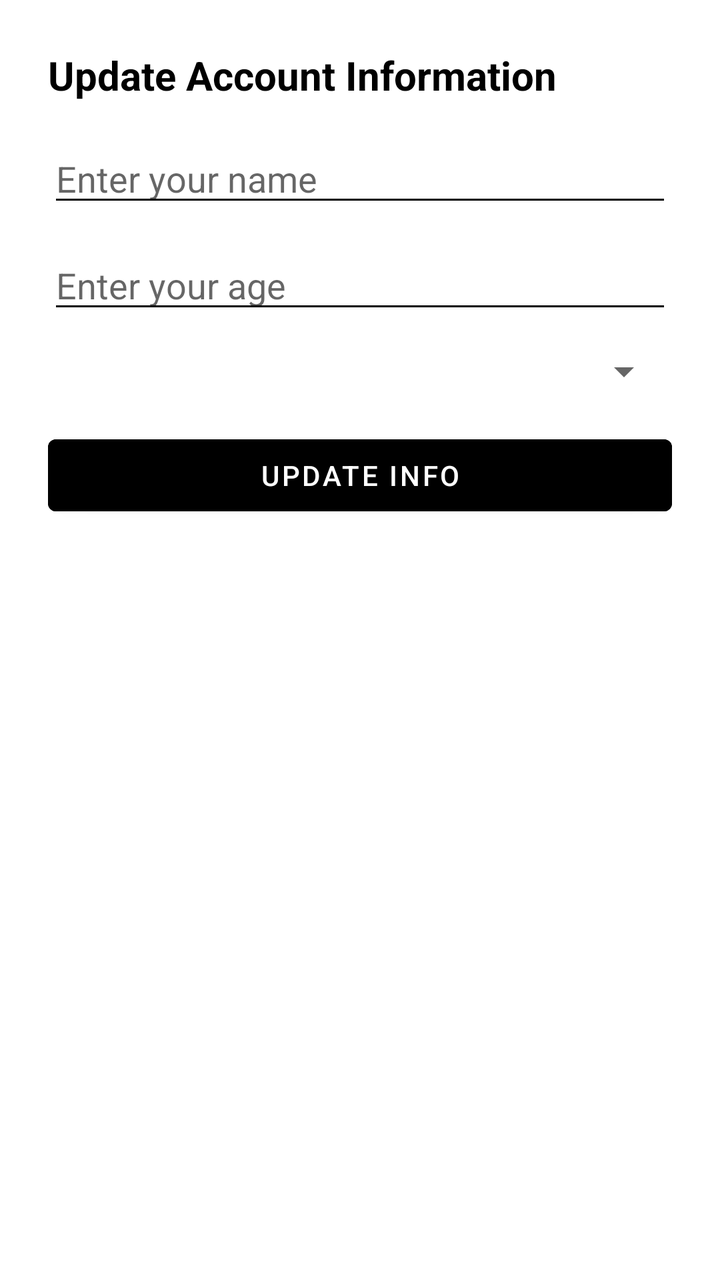
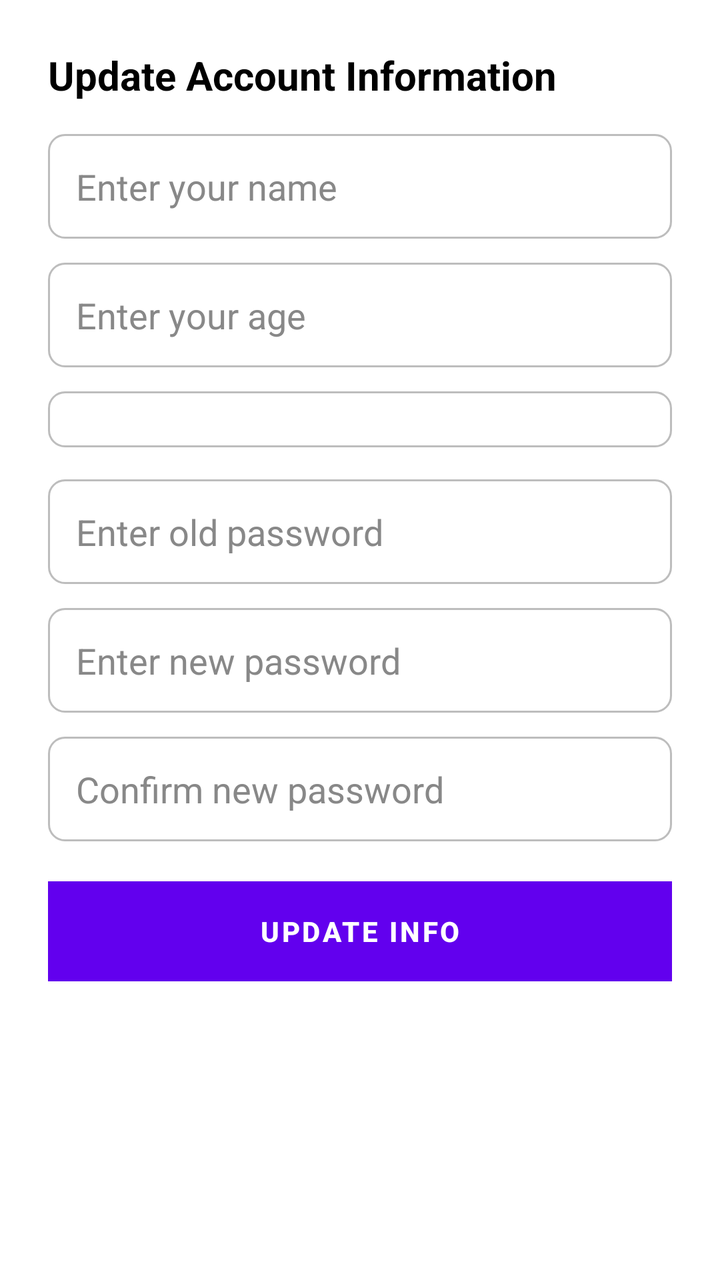

An Android layout rendered at two revisions. The XML below is the earlier revision; the diff shows what the commit changed to produce the second picture.
<!-- AndroidManifest.xml: application theme Theme.CogniSync -->
<!-- res/layout/activity_account_settings.xml -->
<ScrollView xmlns:android="http://schemas.android.com/apk/res/android"
    android:layout_width="match_parent"
    android:layout_height="match_parent"
    android:background="#FFFFFF"
    android:fitsSystemWindows="true"
    android:padding="24dp">

    <LinearLayout
        android:orientation="vertical"
        android:layout_width="match_parent"
        android:layout_height="wrap_content">

        
        <TextView
            android:id="@+id/title"
            android:layout_width="wrap_content"
            android:layout_height="wrap_content"
            android:text="Update Account Information"
            android:textSize="20sp"
            android:textStyle="bold"
            android:textColor="#000000"
            android:layout_marginBottom="16dp" />

        
        <EditText
            android:id="@+id/editName"
            android:layout_width="match_parent"
            android:layout_height="wrap_content"
            android:hint="Enter your name"
            android:backgroundTint="#000000"
            android:textColor="#000000"
            android:layout_marginBottom="12dp" />

        
        <EditText
            android:id="@+id/editAge"
            android:layout_width="match_parent"
            android:layout_height="wrap_content"
            android:hint="Enter your age"
            android:inputType="number"
            android:backgroundTint="#000000"
            android:textColor="#000000"
            android:layout_marginBottom="12dp" />

        
        <Spinner
            android:id="@+id/genderSpinner"
            android:layout_width="match_parent"
            android:layout_height="wrap_content"
            android:layout_marginBottom="16dp" />

        
        <Button
            android:id="@+id/updateInfoButton"
            android:layout_width="match_parent"
            android:layout_height="wrap_content"
            android:text="Update Info"
            android:backgroundTint="#000000"
            android:textColor="#FFFFFF" />
    </LinearLayout>
</ScrollView>
<!-- resources referenced by this layout -->
<resources>
  <style name="Theme.CogniSync" parent="Theme.MaterialComponents.DayNight.NoActionBar">
  
  
  
          
          <item name="android:statusBarColor">@android:color/white</item>
          <item name="android:windowLightStatusBar">true</item>
  
      </style>
</resources>

<!-- the commit's change to res/layout/activity_account_settings.xml (unified diff, before → after) -->
@@ -1,3 +1,4 @@
+<?xml version="1.0" encoding="utf-8"?>
 <ScrollView xmlns:android="http://schemas.android.com/apk/res/android"
     android:layout_width="match_parent"
     android:layout_height="match_parent"
@@ -10,7 +11,6 @@
         android:layout_width="match_parent"
         android:layout_height="wrap_content">
 
-        
         <TextView
             android:id="@+id/title"
             android:layout_width="wrap_content"
@@ -27,8 +27,10 @@
             android:layout_width="match_parent"
             android:layout_height="wrap_content"
             android:hint="Enter your name"
-            android:backgroundTint="#000000"
+            android:background="@drawable/edittext_bg"
+            android:padding="14dp"
             android:textColor="#000000"
+            android:textColorHint="#888888"
             android:layout_marginBottom="12dp" />
 
         
@@ -38,8 +40,10 @@
             android:layout_height="wrap_content"
             android:hint="Enter your age"
             android:inputType="number"
-            android:backgroundTint="#000000"
+            android:background="@drawable/edittext_bg"
+            android:padding="14dp"
             android:textColor="#000000"
+            android:textColorHint="#888888"
             android:layout_marginBottom="12dp" />
 
         
@@ -47,15 +51,58 @@
             android:id="@+id/genderSpinner"
             android:layout_width="match_parent"
             android:layout_height="wrap_content"
+            android:background="@drawable/edittext_bg"
+            android:padding="14dp"
             android:layout_marginBottom="16dp" />
+
+        
+        <EditText
+            android:id="@+id/editOldPassword"
+            android:layout_width="match_parent"
+            android:layout_height="wrap_content"
+            android:hint="Enter old password"
+            android:background="@drawable/edittext_bg"
+            android:inputType="textPassword"
+            android:padding="14dp"
+            android:textColor="#000000"
+            android:textColorHint="#888888"
+            android:layout_marginBottom="12dp" />
+
+        
+        <EditText
+            android:id="@+id/editNewPassword"
+            android:layout_width="match_parent"
+            android:layout_height="wrap_content"
+            android:hint="Enter new password"
+            android:background="@drawable/edittext_bg"
+            android:inputType="textPassword"
+            android:padding="14dp"
+            android:textColor="#000000"
+            android:textColorHint="#888888"
+            android:layout_marginBottom="12dp" />
+
+        
+        <EditText
+            android:id="@+id/editConfirmPassword"
+            android:layout_width="match_parent"
+            android:layout_height="wrap_content"
+            android:hint="Confirm new password"
+            android:background="@drawable/edittext_bg"
+            android:inputType="textPassword"
+            android:padding="14dp"
+            android:textColor="#000000"
+            android:textColorHint="#888888"
+            android:layout_marginBottom="20dp" />
 
         
         <Button
             android:id="@+id/updateInfoButton"
             android:layout_width="match_parent"
-            android:layout_height="wrap_content"
-            android:text="Update Info"
-            android:backgroundTint="#000000"
-            android:textColor="#FFFFFF" />
+            android:layout_height="50dp"
+            android:text="UPDATE INFO"
+            android:textAllCaps="true"
+            android:background="#8A6EFF"
+            android:textColor="#FFFFFF"
+            android:textStyle="bold" />
     </LinearLayout>
 </ScrollView>
<!-- resource entries referenced after the edit -->
@@ -1,5 +1,37 @@
 <!-- resources referenced by this layout -->
 <resources>
+  <!-- drawable edittext_bg (drawable) -->
+  <?xml version="1.0" encoding="utf-8"?>
+  <selector xmlns:android="http://schemas.android.com/apk/res/android">
+  
+      
+      <item android:state_pressed="true">
+          <shape android:shape="rectangle">
+              <solid android:color="#FFFFFF" />
+              <corners android:radius="8dp"/>
+              <stroke android:width="2dp" android:color="#8AB4F8" /> 
+          </shape>
+      </item>
+  
+      
+      <item android:state_focused="true">
+          <shape android:shape="rectangle">
+              <solid android:color="#FFFFFF"/>
+              <corners android:radius="8dp"/>
+              <stroke android:width="2dp" android:color="#8AB4F8"/>
+          </shape>
+      </item>
+  
+      
+      <item>
+          <shape android:shape="rectangle">
+              <solid android:color="#FFFFFF"/>
+              <corners android:radius="8dp"/>
+              <stroke android:width="1dp" android:color="#BDBDBD"/>
+          </shape>
+      </item>
+  
+  </selector>
   <style name="Theme.CogniSync" parent="Theme.MaterialComponents.DayNight.NoActionBar">
   
   
